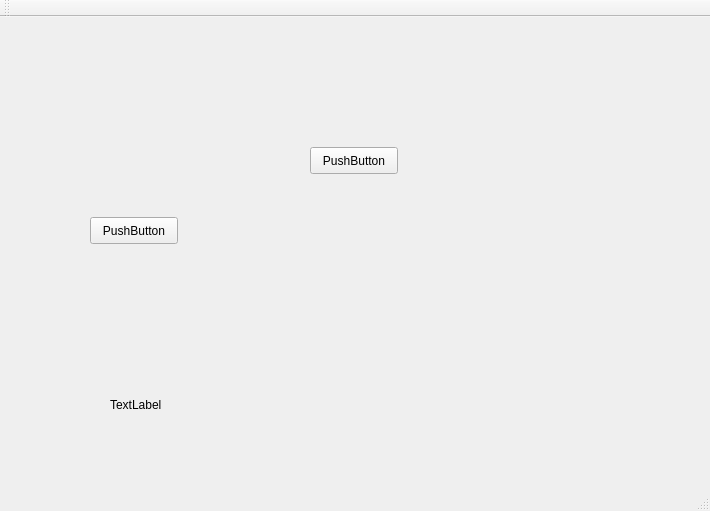
The window that gui_test/mainwindow.ui (AnkushVarshneya/CUTPS) describes before a commit, drawn with Qt 5.
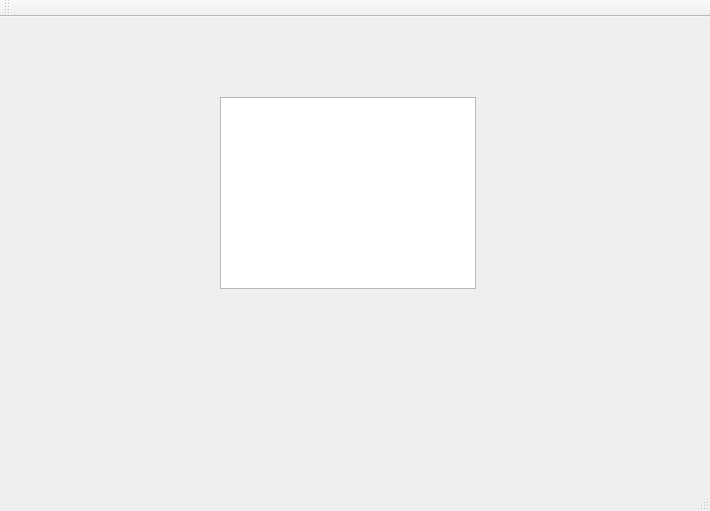
The same window after the commit.

Diff of the .ui file:
```diff
--- a/gui_test/mainwindow.ui
+++ b/gui_test/mainwindow.ui
@@ -14,43 +14,14 @@
    <string>MainWindow</string>
   </property>
   <widget class="QWidget" name="centralWidget">
-   <widget class="QPushButton" name="pushButton">
+   <widget class="QListWidget" name="listWidget">
     <property name="geometry">
      <rect>
-      <x>310</x>
-      <y>130</y>
-      <width>88</width>
-      <height>27</height>
+      <x>220</x>
+      <y>80</y>
+      <width>256</width>
+      <height>192</height>
      </rect>
-    </property>
-    <property name="text">
-     <string>PushButton</string>
-    </property>
-   </widget>
-   <widget class="QPushButton" name="pushButton_2">
-    <property name="geometry">
-     <rect>
-      <x>90</x>
-      <y>200</y>
-      <width>88</width>
-      <height>27</height>
-     </rect>
-    </property>
-    <property name="text">
-     <string>PushButton</string>
-    </property>
-   </widget>
-   <widget class="QLabel" name="label">
-    <property name="geometry">
-     <rect>
-      <x>110</x>
-      <y>380</y>
-      <width>58</width>
-      <height>16</height>
-     </rect>
-    </property>
-    <property name="text">
-     <string>TextLabel</string>
     </property>
    </widget>
   </widget>
```
